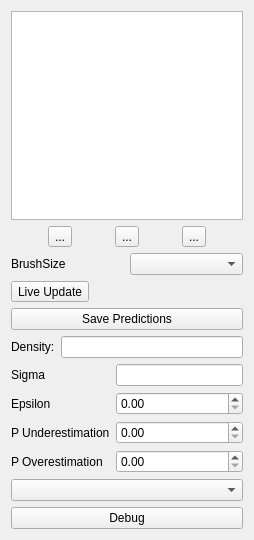
First picture: the form in ilastik/applets/counting3d/labelingDrawer.ui, repository ilastik/ilastik, before the edit.
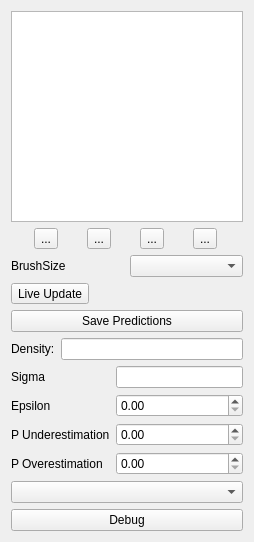
Second picture: the form after the edit. Custom widgets are drawn as their Qt base class.

```diff
--- a/ilastik/applets/counting3d/labelingDrawer.ui
+++ b/ilastik/applets/counting3d/labelingDrawer.ui
@@ -7,7 +7,7 @@
     <x>0</x>
     <y>0</y>
     <width>254</width>
-    <height>540</height>
+    <height>542</height>
    </rect>
   </property>
   <property name="sizePolicy">
@@ -58,6 +58,13 @@
        </property>
       </widget>
      </item>
+     <item>
+      <widget class="QToolButton" name="boxToolButton">
+       <property name="text">
+        <string>...</string>
+       </property>
+      </widget>
+     </item>
     </layout>
    </item>
    <item>
```
